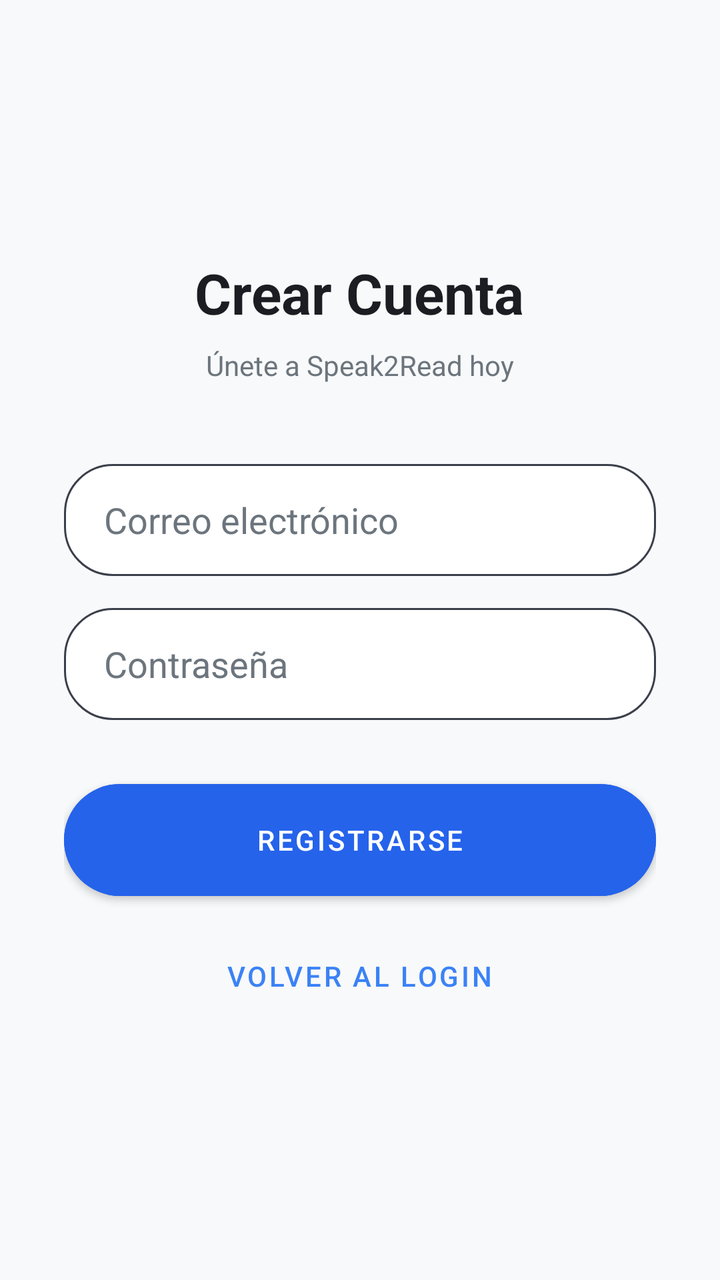
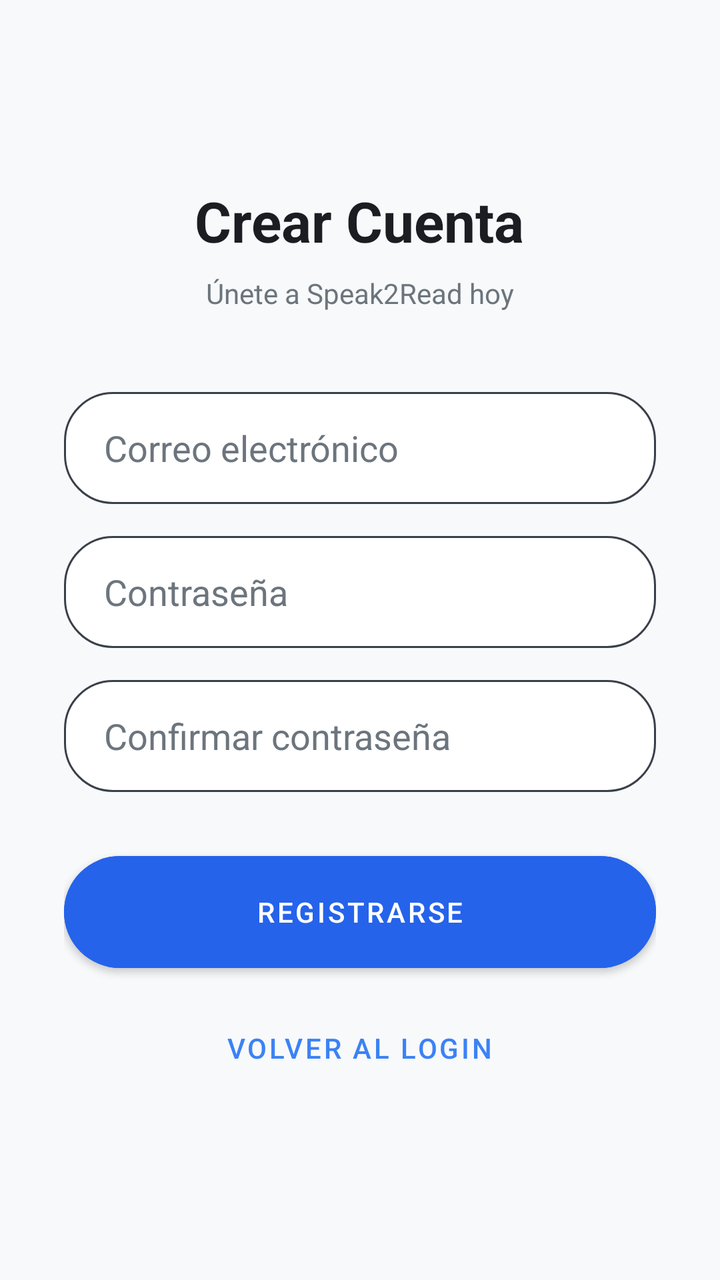

Two renders of the same Android screen: before a commit and after it. Below are the layout's source before the change and the commit's diff.
<!-- AndroidManifest.xml: activity theme Theme.Speak2Read -->
<!-- res/layout/activity_register.xml -->
<?xml version="1.0" encoding="utf-8"?>
<LinearLayout xmlns:android="http://schemas.android.com/apk/res/android"
    xmlns:app="http://schemas.android.com/apk/res-auto"
    android:layout_width="match_parent"
    android:layout_height="match_parent"
    android:background="@color/s2r_background"
    android:gravity="center"
    android:orientation="vertical"
    android:padding="32dp">

    <TextView
        android:layout_width="wrap_content"
        android:layout_height="wrap_content"
        android:text="Crear Cuenta"
        android:textColor="@color/s2r_text_primary"
        android:textSize="28sp"
        android:textStyle="bold"
        android:layout_marginBottom="8dp"/>

    <TextView
        android:layout_width="wrap_content"
        android:layout_height="wrap_content"
        android:layout_marginBottom="40dp"
        android:text="Únete a Speak2Read hoy"
        android:textColor="@color/s2r_text_secondary"
        android:textSize="14sp" />

    <EditText
        android:id="@+id/etEmail"
        android:layout_width="match_parent"
        android:layout_height="56dp"
        android:background="@drawable/bg_input_container"
        android:hint="Correo electrónico"
        android:inputType="textEmailAddress"
        android:paddingHorizontal="20dp"
        android:textColor="@color/s2r_text_primary"
        android:textColorHint="@color/s2r_text_secondary" />

    <EditText
        android:id="@+id/etPassword"
        android:layout_width="match_parent"
        android:layout_height="56dp"
        android:layout_marginTop="16dp"
        android:background="@drawable/bg_input_container"
        android:hint="Contraseña"
        android:inputType="textPassword"
        android:paddingHorizontal="20dp"
        android:textColor="@color/s2r_text_primary"
        android:textColorHint="@color/s2r_text_secondary" />

    <com.google.android.material.button.MaterialButton
        android:id="@+id/btnRegisterUser"
        android:layout_width="match_parent"
        android:layout_height="56dp"
        android:layout_marginTop="32dp"
        android:text="Registrarse"
        app:cornerRadius="28dp"
        android:backgroundTint="@color/s2r_bubble_usuario"
        android:insetTop="0dp"
        android:insetBottom="0dp" />

    <com.google.android.material.button.MaterialButton
        android:id="@+id/btnBackLogin"
        style="@style/Widget.MaterialComponents.Button.TextButton"
        android:layout_width="wrap_content"
        android:layout_height="wrap_content"
        android:layout_marginTop="16dp"
        android:text="Volver al Login"
        android:textColor="@color/s2r_accent" />

</LinearLayout>
<!-- resources referenced by this layout -->
<resources>
  <color name="s2r_accent">#3B82F6</color>
  <color name="s2r_background">#F8F9FA</color>
  <color name="s2r_bubble_usuario">#2563EB</color>
  <color name="s2r_text_primary">#1B1D22</color>
  <color name="s2r_text_secondary">#6C757D</color>
  <!-- drawable bg_input_container (drawable) -->
  <?xml version="1.0" encoding="utf-8"?>
  <shape xmlns:android="http://schemas.android.com/apk/res/android">
      <solid android:color="@color/s2r_surface"/>
      <corners android:radius="24dp"/>
      <stroke
          android:width="1dp"
          android:color="#3A3F4A"/>
  </shape>
  <style name="Theme.Speak2Read" parent="Theme.MaterialComponents.DayNight.NoActionBar">
          <item name="colorPrimary">@color/s2r_bubble_usuario</item>
          <item name="colorPrimaryVariant">@color/s2r_bubble_usuario</item>
          <item name="colorOnPrimary">@color/white</item>
          <item name="android:windowBackground">@color/s2r_background</item>
          <item name="android:colorBackground">@color/s2r_background</item>
          <item name="android:textColorPrimary">@color/s2r_text_primary</item>
          <item name="android:textColor">@color/s2r_text_primary</item>
      </style>
  <color name="s2r_surface">#FFFFFF</color>
  <color name="white">#FFFFFFFF</color>
</resources>

<!-- the commit's change to res/layout/activity_register.xml (unified diff, before → after) -->
@@ -48,6 +48,18 @@
         android:textColor="@color/s2r_text_primary"
         android:textColorHint="@color/s2r_text_secondary" />
 
+    <EditText
+        android:id="@+id/etConfirmPassword"
+        android:layout_width="match_parent"
+        android:layout_height="56dp"
+        android:layout_marginTop="16dp"
+        android:background="@drawable/bg_input_container"
+        android:hint="Confirmar contraseña"
+        android:inputType="textPassword"
+        android:paddingHorizontal="20dp"
+        android:textColor="@color/s2r_text_primary"
+        android:textColorHint="@color/s2r_text_secondary" />
+
     <com.google.android.material.button.MaterialButton
         android:id="@+id/btnRegisterUser"
         android:layout_width="match_parent"
